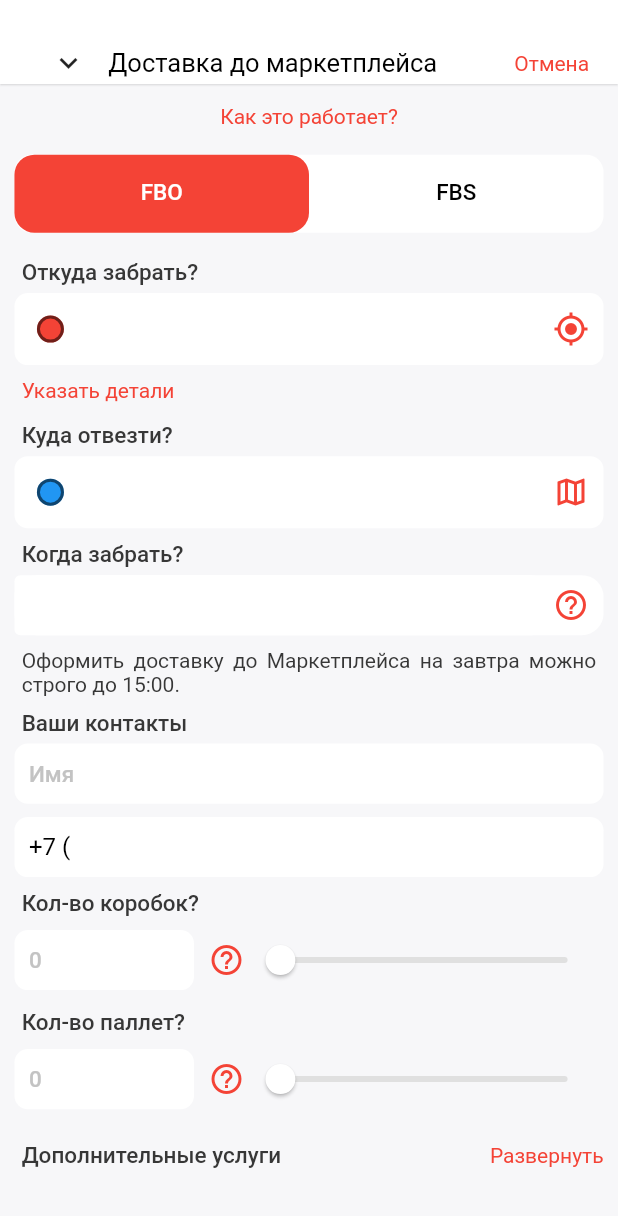
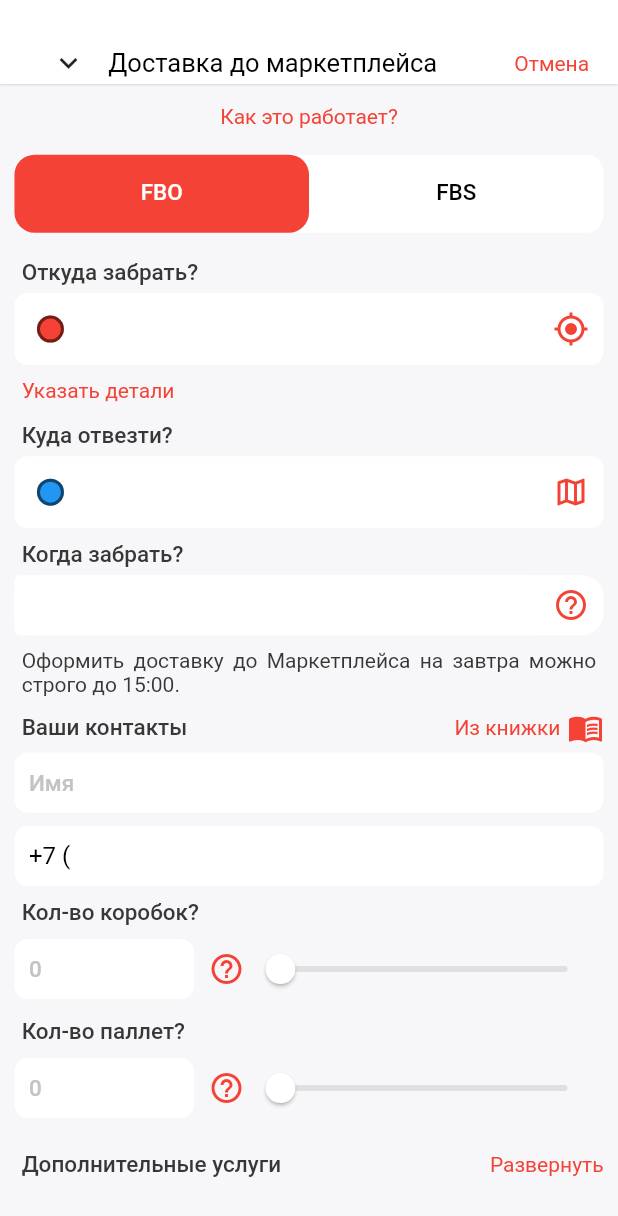
Before and after one commit to Egorka-CEO/egorka, a Flutter app: the MarketPages screen opened directly, on a phone screen of 412 x 824 dp. Shown: the top 1216 px of the screen. Run offline on Flutter 3.47's test engine with Material 2 defaults, Android fonts, the phone set to English and light mode, and no system bars; drawn by our look-alikes of keyboard_actions, sliding_up_panel; our stand-ins replace blur, dio, firebase_core, firebase_messaging, flip_card, flutter_bloc and 14 more; missing offline and left inert: data_connection_checker_nulls, flutter_polyline_points, get_ip_address, scale_button, yandex_mapkit; accounts and stored records are empty; network calls fail.

Commit message:
add from books in orders

```diff
--- /dev/null
+++ b/lib/core/bloc/book/book_bloc.dart
@@ -0,0 +1,34 @@
+import 'package:egorka/core/network/repository.dart';
+import 'package:egorka/model/address.dart';
+import 'package:egorka/model/book_adresses.dart';
+import 'package:flutter_bloc/flutter_bloc.dart';
+
+part 'book_event.dart';
+part 'book_state.dart';
+
+class BookBloc extends Bloc<BookEvent, BookState> {
+  List<BookAdresses> books = [];
+  BookBloc() : super(BookStated()) {
+    on<LoadBooksEvent>(_loadBooks);
+    on<LoadingEvent>(_loading);
+    on<GetAddressEvent>(_loadAddress);
+  }
+
+  void _loadBooks(LoadBooksEvent event, Emitter<BookState> emit) async {
+    List<BookAdresses>? res = await Repository().getListBookAdress();
+    if (res != null) {
+      books.clear();
+      books.addAll(res);
+    }
+    emit(UpdateBook());
+  }
+
+  void _loading(LoadingEvent event, Emitter<BookState> emit) =>
+      emit(LoadingState());
+
+  void _loadAddress(GetAddressEvent event, Emitter<BookState> emit) async {
+    emit(LoadingState());
+    Address? res = await Repository().getAddress(event.value);
+    emit(GetAddress(res));
+  }
+}
--- /dev/null
+++ b/lib/core/bloc/book/book_event.dart
@@ -0,0 +1,15 @@
+part of 'book_bloc.dart';
+
+class BookEvent {}
+
+class LoadBooksEvent extends BookEvent {}
+
+class LoadingEvent extends BookEvent {}
+
+class SuccessEvent extends BookEvent {}
+
+class GetAddressEvent extends BookEvent {
+  String value;
+
+  GetAddressEvent(this.value);
+}
--- /dev/null
+++ b/lib/core/bloc/book/book_state.dart
@@ -0,0 +1,14 @@
+part of 'book_bloc.dart';
+
+class BookState {}
+
+class BookStated extends BookState {}
+
+class UpdateBook extends BookState {}
+
+class LoadingState extends BookState {}
+
+class GetAddress extends BookState {
+  Address? address;
+  GetAddress(this.address);
+}
--- a/lib/main.dart
+++ b/lib/main.dart
@@ -1,3 +1,4 @@
+import 'package:egorka/core/bloc/book/book_bloc.dart';
 import 'package:egorka/core/bloc/deposit/deposit_bloc.dart';
 import 'package:egorka/core/bloc/history_orders/history_orders_bloc.dart';
 import 'package:egorka/core/bloc/profile.dart/profile_bloc.dart';
@@ -52,6 +53,9 @@ class MyApp extends StatelessWidget {
         BlocProvider<DepositBloc>(
           create: (context) => DepositBloc(),
         ),
+        BlocProvider<BookBloc>(
+          create: (context) => BookBloc(),
+        ),
       ],
       child: ScreenUtilInit(
         designSize: const Size(428, 926),
--- a/lib/ui/home/home.dart
+++ b/lib/ui/home/home.dart
@@ -1,5 +1,6 @@
 import 'dart:async';
 import 'package:data_connection_checker_nulls/data_connection_checker_nulls.dart';
+import 'package:egorka/core/bloc/book/book_bloc.dart';
 import 'package:egorka/core/bloc/history_orders/history_orders_bloc.dart';
 import 'package:egorka/core/bloc/profile.dart/profile_bloc.dart';
 import 'package:egorka/core/bloc/search/search_bloc.dart';
@@ -93,6 +94,7 @@ class _HomePageState extends State<HomePage> with TickerProviderStateMixin {
     } else {
       await Repository().UUIDCreate();
     }
+    BlocProvider.of<BookBloc>(context).add(LoadBooksEvent());
   }
 
   @override
--- a/lib/ui/sidebar/market_place/market_page.dart
+++ b/lib/ui/sidebar/market_place/market_page.dart
@@ -1,4 +1,5 @@
 import 'dart:async';
+import 'package:egorka/core/bloc/book/book_bloc.dart';
 import 'package:egorka/core/bloc/history_orders/history_orders_bloc.dart';
 import 'package:egorka/core/bloc/market_place/market_place_bloc.dart';
 import 'package:egorka/core/network/repository.dart';
@@ -20,6 +21,7 @@ import 'package:egorka/widget/calculate_circular.dart';
 import 'package:egorka/widget/custom_textfield.dart';
 import 'package:egorka/widget/dialog.dart';
 import 'package:egorka/widget/formatter_slider.dart';
+import 'package:egorka/widget/list_books_dialog.dart';
 import 'package:egorka/widget/load_form.dart';
 import 'package:egorka/widget/tip_dialog.dart';
 import 'package:egorka/widget/total_price.dart';
@@ -831,6 +833,31 @@ class _MarketPageState extends State<MarketPages>
                                               'Ваши контакты',
                                               style: CustomTextStyle.grey15bold,
                                             ),
+                                            const Spacer(),
+                                            GestureDetector(
+                                              onTap: () => showBooksAddress(
+                                                  context,
+                                                  BlocProvider.of<BookBloc>(
+                                                          context)
+                                                      .books, (value) {
+                                                // phoneController.text = value;
+                                                calcOrder();
+                                              }),
+                                              child: Row(
+                                                children: [
+                                                  const Text(
+                                                    'Из книжки',
+                                                    style:
+                                                        CustomTextStyle.red15,
+                                                  ),
+                                                  SizedBox(width: 5.w),
+                                                  const Icon(
+                                                    Icons.menu_book,
+                                                    color: Colors.red,
+                                                  )
+                                                ],
+                                              ),
+                                            )
                                           ],
                                         ),
                                         SizedBox(height: 5.h),
```
Also changed, not shown: lib/ui/newOrder/details_page.dart (+22 -2 lines), lib/ui/sidebar/book/book_page.dart (+68 -36 lines), lib/widget/list_books_dialog.dart (added, +154 -0 lines).
